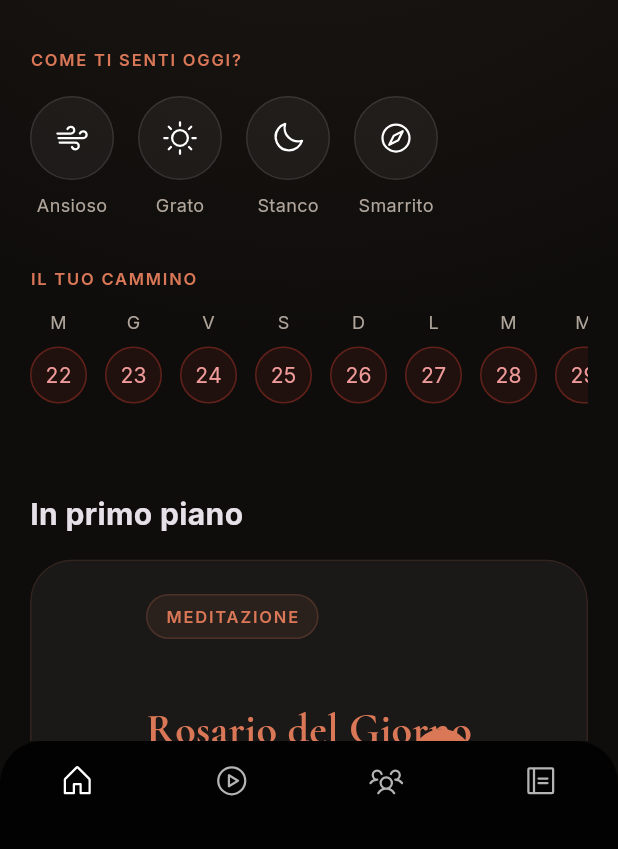
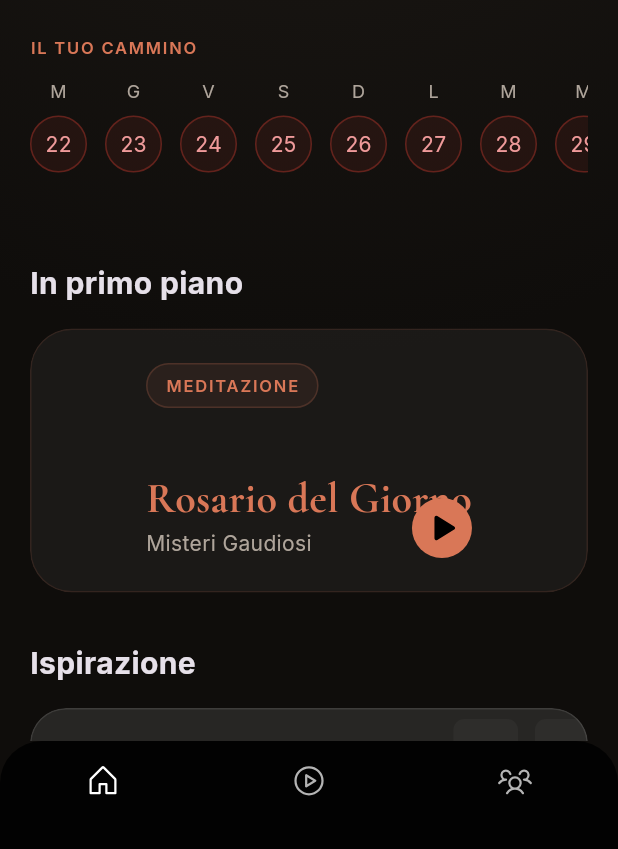
Before and after one commit to Marcuss-ops/AppHone, a Flutter app: the screen it shows after launch, on a phone screen of 412 x 824 dp, the part 387-1236 px from its top. Run offline on Flutter 3.47's test engine with Material 3 defaults, Android fonts, the phone set to English and light mode, and no system bars; our stand-ins replace cached_network_image, device_preview, flutter_animate, flutter_local_notifications, flutter_riverpod, freezed_annotation and 12 more; missing offline and left inert: glossy; accounts and stored records are empty; generated files the repository leaves out were written again.

Commit message:
UI: Simplified Home by removing Mood section and deleted Diario tab from navigation

```diff
--- a/AppTrue/ChristianApp/lib/configs/christian_luce_config.dart
+++ b/AppTrue/ChristianApp/lib/configs/christian_luce_config.dart
@@ -85,6 +85,5 @@ class ChristianLuceConfig implements AppConfig {
     NavigationDestinationConfig(icon: PhosphorIcons.house(), label: 'Home', page: const HomeTab()),
     NavigationDestinationConfig(icon: PhosphorIcons.playCircle(), label: 'Player', page: const PlayerTab()),
     NavigationDestinationConfig(icon: PhosphorIcons.usersThree(), label: 'Community', page: const CommunityScreen()),
-    NavigationDestinationConfig(icon: PhosphorIcons.notebook(), label: 'Diario', page: const DiarioTab()),
   ];
 }
--- a/AppTrue/ChristianApp/lib/features/home/home_tab.dart
+++ b/AppTrue/ChristianApp/lib/features/home/home_tab.dart
@@ -29,9 +29,6 @@ class HomeTab extends ConsumerWidget {
             const SizedBox(height: 24),
             _buildGuidedMomentSection(config.guidedMoment!, config),
           ],
-
-          const SizedBox(height: 32),
-          _buildMoodSection(config),
 
           if (config.hasCompletionCalendar) ...[
             const SizedBox(height: 24),
```
